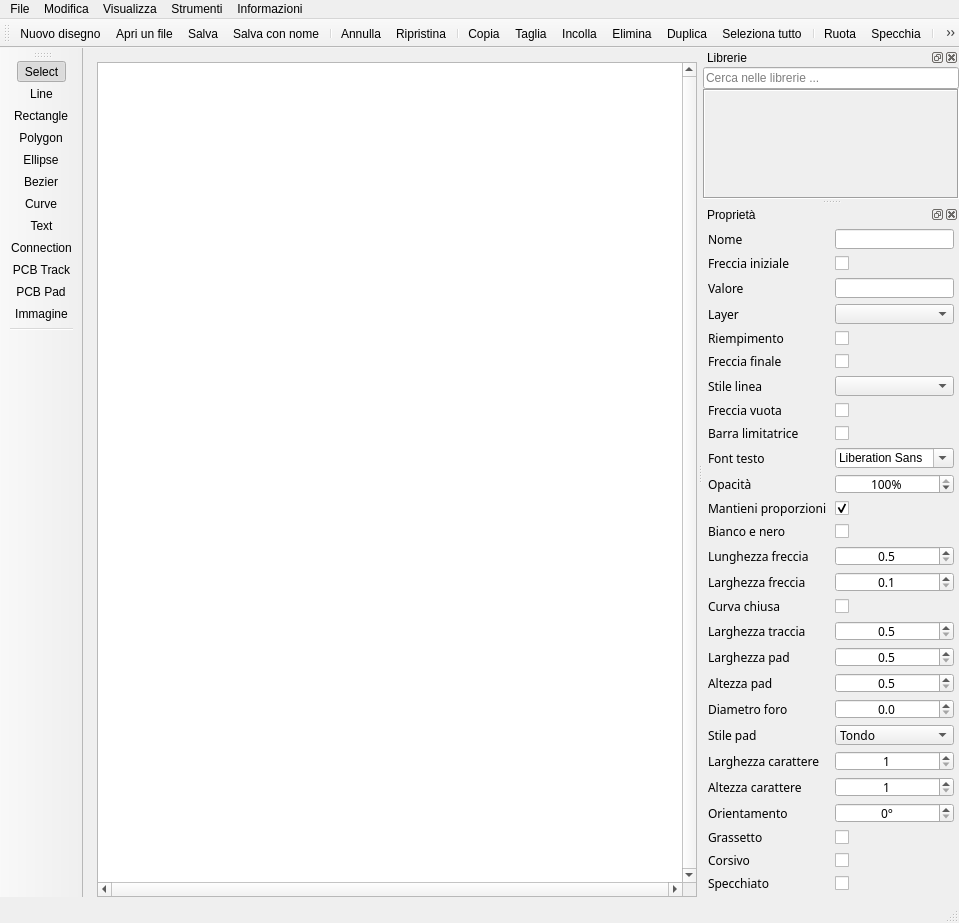
This is gui/MainWindow.ui in manufino/eSchema as Qt 5 draws it before an edit. The edited form follows.
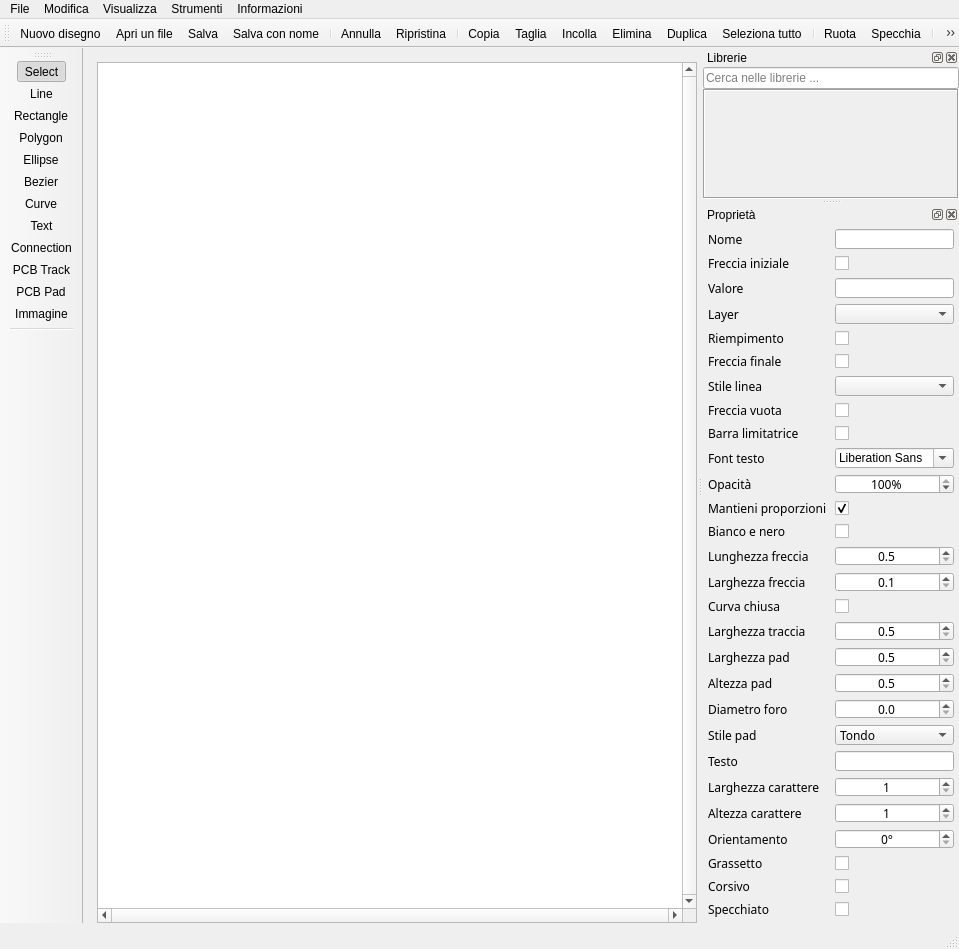
This is the edited form. Icons and pictures are not drawn. Custom widgets are drawn as their Qt base class.

Patch:
```diff
--- a/gui/MainWindow.ui
+++ b/gui/MainWindow.ui
@@ -946,6 +946,38 @@
       </widget>
      </item>
      <item row="22" column="0">
+      <widget class="QLabel" name="labelTextContent">
+       <property name="font">
+        <font>
+         <family>Hack</family>
+         <pointsize>9</pointsize>
+        </font>
+       </property>
+       <property name="text">
+        <string>Testo</string>
+       </property>
+      </widget>
+     </item>
+     <item row="22" column="1">
+      <widget class="QLineEdit" name="lineEditTextContent">
+       <property name="minimumSize">
+        <size>
+         <width>119</width>
+         <height>20</height>
+        </size>
+       </property>
+       <property name="font">
+        <font>
+         <family>Hack</family>
+         <pointsize>9</pointsize>
+        </font>
+       </property>
+       <property name="toolTip">
+        <string>Usa ^ per l'apice e _ per il pedice (es. R^2, V_out); ogni ^ o _ in più annida di un livello. Usa \^ e \_ per scrivere i caratteri ^ e _.</string>
+       </property>
+      </widget>
+     </item>
+     <item row="23" column="0">
       <widget class="QLabel" name="labelTextSizeX">
        <property name="font">
         <font>
@@ -958,7 +990,7 @@
        </property>
       </widget>
      </item>
-     <item row="22" column="1">
+     <item row="23" column="1">
       <widget class="QSpinBox" name="spinTextSizeX">
        <property name="minimumSize">
         <size>
@@ -983,7 +1015,7 @@
        </property>
       </widget>
      </item>
-     <item row="23" column="0">
+     <item row="24" column="0">
       <widget class="QLabel" name="labelTextSizeY">
        <property name="font">
         <font>
@@ -996,7 +1028,7 @@
        </property>
       </widget>
      </item>
-     <item row="23" column="1">
+     <item row="24" column="1">
       <widget class="QSpinBox" name="spinTextSizeY">
        <property name="minimumSize">
         <size>
@@ -1021,7 +1053,7 @@
        </property>
       </widget>
      </item>
-     <item row="24" column="0">
+     <item row="25" column="0">
       <widget class="QLabel" name="labelTextOrientation">
        <property name="font">
         <font>
@@ -1034,7 +1066,7 @@
        </property>
       </widget>
      </item>
-     <item row="24" column="1">
+     <item row="25" column="1">
       <widget class="QSpinBox" name="spinTextOrientation">
        <property name="minimumSize">
         <size>
@@ -1065,7 +1097,7 @@
        </property>
       </widget>
      </item>
-     <item row="25" column="0">
+     <item row="26" column="0">
       <widget class="QLabel" name="labelTextBold">
        <property name="font">
         <font>
@@ -1078,14 +1110,14 @@
        </property>
       </widget>
      </item>
-     <item row="25" column="1">
+     <item row="26" column="1">
       <widget class="QCheckBox" name="checkBoxTextBold">
        <property name="text">
         <string/>
        </property>
       </widget>
      </item>
-     <item row="26" column="0">
+     <item row="27" column="0">
       <widget class="QLabel" name="labelTextItalic">
        <property name="font">
         <font>
@@ -1098,14 +1130,14 @@
        </property>
       </widget>
      </item>
-     <item row="26" column="1">
+     <item row="27" column="1">
       <widget class="QCheckBox" name="checkBoxTextItalic">
        <property name="text">
         <string/>
        </property>
       </widget>
      </item>
-     <item row="27" column="0">
+     <item row="28" column="0">
       <widget class="QLabel" name="labelTextMirrored">
        <property name="font">
         <font>
@@ -1118,14 +1150,14 @@
        </property>
       </widget>
      </item>
-     <item row="27" column="1">
+     <item row="28" column="1">
       <widget class="QCheckBox" name="checkBoxTextMirrored">
        <property name="text">
         <string/>
        </property>
       </widget>
      </item>
-     <item row="28" column="0" colspan="2">
+     <item row="29" column="0" colspan="2">
       <spacer name="verticalSpacerProp">
        <property name="orientation">
         <enum>Qt::Vertical</enum>
```
